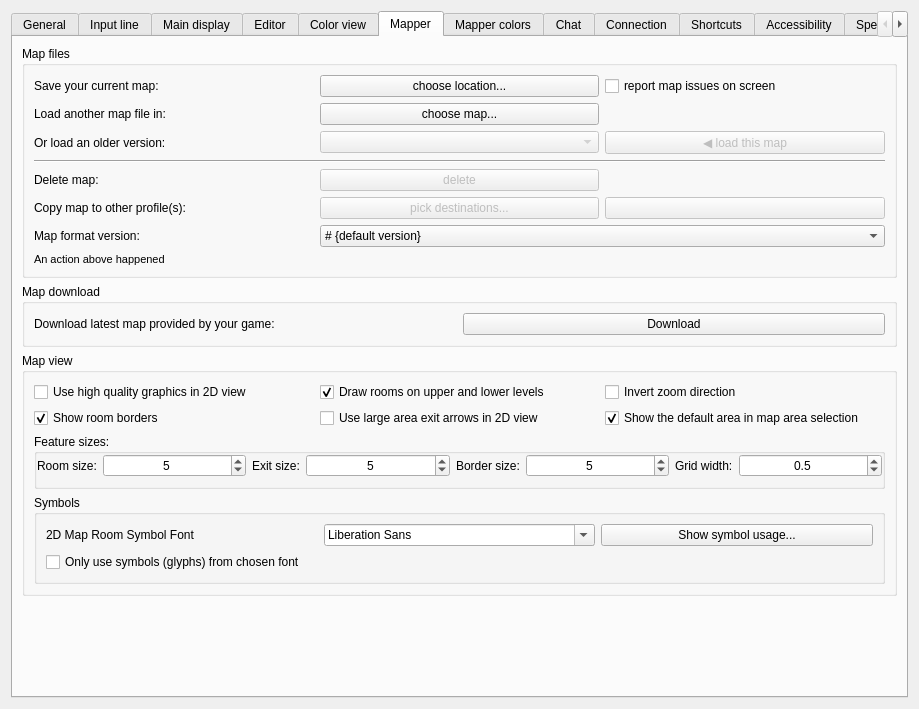
This is src/ui/profile_preferences.ui in Mudlet/Mudlet as Qt 5 draws it before an edit. The edited form follows.
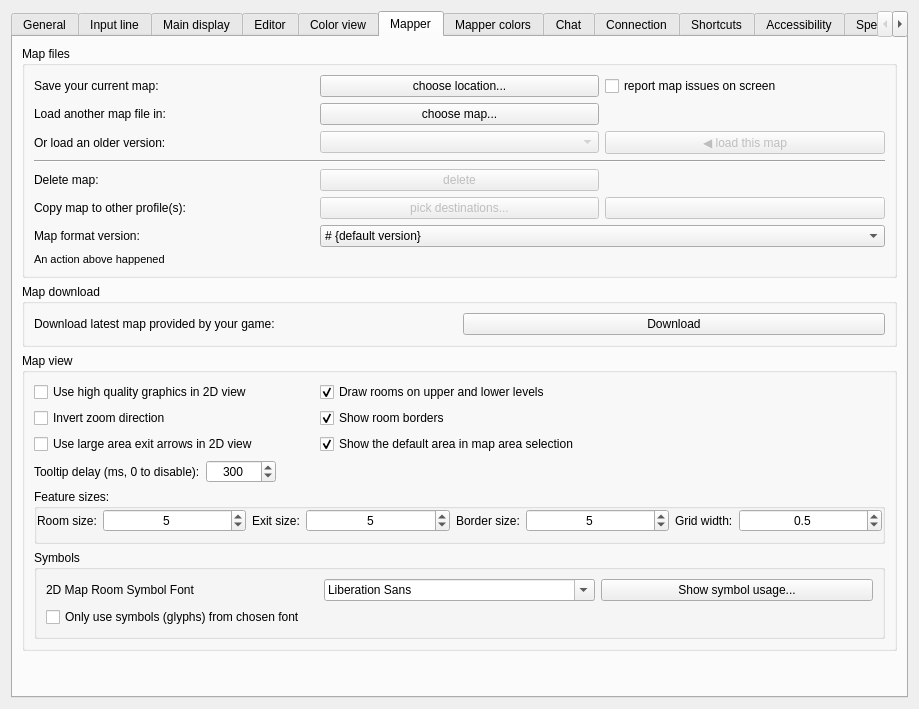
This is the edited form. The open tabs and pages were chosen to show the change. Icons and pictures are not drawn. Custom widgets are drawn as their Qt base class.

What changed in the file:
```diff
--- a/src/ui/profile_preferences.ui
+++ b/src/ui/profile_preferences.ui
@@ -2716,7 +2716,7 @@
             </property>
            </widget>
           </item>
-          <item row="0" column="2">
+          <item row="1" column="0">
            <widget class="QCheckBox" name="checkBox_invertMapZoom">
             <property name="toolTip">
              <string>&lt;p&gt;If checked, scrolling up zooms out and scrolling down zooms in. If unchecked, scrolling up zooms in and scrolling down zooms out.&lt;/p&gt;</string>
@@ -2732,7 +2732,7 @@
             </property>
            </widget>
           </item>
-          <item row="1" column="0">
+          <item row="1" column="1">
            <widget class="QCheckBox" name="checkbox_mMapperShowRoomBorders">
             <property name="toolTip">
              <string>&lt;p&gt;This enables borders around room. Color can be set in Mapper colors tab.&lt;/p&gt;</string>
@@ -2748,7 +2748,7 @@
             </property>
            </widget>
           </item>
-          <item row="1" column="1">
+          <item row="2" column="0">
            <widget class="QCheckBox" name="checkBox_largeAreaExitArrows">
             <property name="text">
              <string>Use large area exit arrows in 2D view</string>
@@ -2758,7 +2758,7 @@
             </property>
            </widget>
           </item>
-          <item row="1" column="2">
+          <item row="2" column="1">
            <widget class="QCheckBox" name="checkBox_showDefaultArea">
             <property name="toolTip">
              <string>&lt;p&gt;The default area (area id -1) is used by some mapper scripts as a temporary 'holding area' for rooms before they're placed in the correct area.&lt;/p&gt;</string>
@@ -2774,7 +2774,95 @@
             </property>
            </widget>
           </item>
-          <item row="2" column="0" colspan="3">
+          <item row="3" column="0" colspan="2">
+           <widget class="QWidget" name="widget_tooltipDelay">
+            <layout class="QHBoxLayout" name="horizontalLayout_tooltipDelay">
+             <property name="leftMargin">
+              <number>0</number>
+             </property>
+             <property name="topMargin">
+              <number>0</number>
+             </property>
+             <property name="rightMargin">
+              <number>0</number>
+             </property>
+             <property name="bottomMargin">
+              <number>0</number>
+             </property>
+             <item>
+                <widget class="QLabel" name="label_tooltipDelay">
+                                         <property name="sizePolicy">
+                                          <sizepolicy hsizetype="Maximum" vsizetype="Preferred">
+                                           <horstretch>0</horstretch>
+                                           <verstretch>0</verstretch>
+                                          </sizepolicy>
+                                         </property>
+                                         <property name="text">
+                                          <string>Tooltip delay (ms, 0 to disable):</string>
+                                         </property>
+                                         <property name="buddy">
+                                          <cstring>spinBox_tooltipDelay</cstring>
+                                         </property>
+                                        </widget>
+            
+          
+             </item>
+             <item>
+                <widget class="QSpinBox" name="spinBox_tooltipDelay">
+                                         <property name="sizePolicy">
+                                          <sizepolicy hsizetype="Fixed" vsizetype="Fixed">
+                                           <horstretch>0</horstretch>
+                                           <verstretch>0</verstretch>
+                                          </sizepolicy>
+                                         </property>
+                                         <property name="minimumSize">
+                                          <size>
+                                           <width>70</width>
+                                           <height>0</height>
+                                          </size>
+                                         </property>
+                                         <property name="maximumSize">
+                                          <size>
+                                           <width>70</width>
+                                           <height>16777215</height>
+                                          </size>
+                                         </property>
+                                         <property name="alignment">
+                                          <set>Qt::AlignmentFlag::AlignCenter</set>
+                                         </property>
+                                         <property name="minimum">
+                                          <number>0</number>
+                                         </property>
+                                         <property name="maximum">
+                                          <number>5000</number>
+                                         </property>
+                                         <property name="singleStep">
+                                          <number>50</number>
+                                         </property>
+                                         <property name="value">
+                                          <number>300</number>
+                                         </property>
+                                        </widget>
+            
+          
+             </item>
+             <item>
+              <spacer name="horizontalSpacer_tooltipDelay">
+               <property name="orientation">
+                <enum>Qt::Orientation::Horizontal</enum>
+               </property>
+               <property name="sizeHint" stdset="0">
+                <size>
+                 <width>40</width>
+                 <height>20</height>
+                </size>
+               </property>
+              </spacer>
+             </item>
+            </layout>
+           </widget>
+          </item>
+          <item row="5" column="0" colspan="3">
            <widget class="QGroupBox" name="gridGroupBox">
             <property name="enabled">
              <bool>true</bool>
@@ -2968,7 +3056,7 @@
             </layout>
            </widget>
           </item>
-          <item row="3" column="0" colspan="3">
+          <item row="6" column="0" colspan="3">
            <widget class="QGroupBox" name="groupBox_mapSymbols">
             <property name="title">
              <string>Symbols</string>
```
Left out of the diff: 1 changed line with no effect on the pictures.
